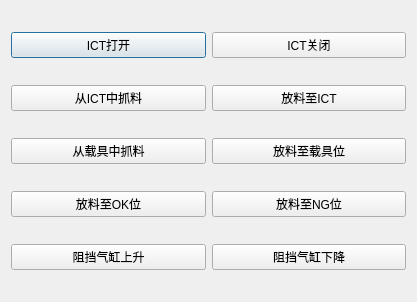
Before: the Qt Designer form debugdialog.ui in eveningwyn/ICT_UR10, drawn with Qt 5.
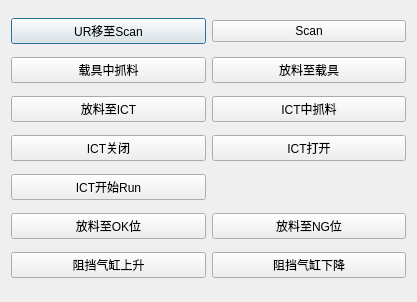
After: the same form once the commit is applied. Icons and pictures are not drawn.

```diff
--- a/debugdialog.ui
+++ b/debugdialog.ui
@@ -19,69 +19,90 @@
   </property>
   <layout class="QGridLayout" name="gridLayout">
    <item row="0" column="0">
-    <widget class="QPushButton" name="pushButton_ICTOpen">
+    <widget class="QPushButton" name="pushButton_moveToScan">
      <property name="text">
-      <string>ICT打开</string>
+      <string>UR移至Scan</string>
      </property>
     </widget>
    </item>
    <item row="0" column="1">
-    <widget class="QPushButton" name="pushButton_ICTClose">
+    <widget class="QPushButton" name="pushButton_Scan">
      <property name="text">
-      <string>ICT关闭</string>
+      <string>Scan</string>
      </property>
     </widget>
    </item>
    <item row="1" column="0">
-    <widget class="QPushButton" name="pushButton_pickUp_ICT">
+    <widget class="QPushButton" name="pushButton_pickUp_Carrier">
      <property name="text">
-      <string>从ICT中抓料</string>
+      <string>载具中抓料</string>
      </property>
     </widget>
    </item>
    <item row="1" column="1">
+    <widget class="QPushButton" name="pushButton_place_Carrier">
+     <property name="text">
+      <string>放料至载具</string>
+     </property>
+    </widget>
+   </item>
+   <item row="2" column="0">
     <widget class="QPushButton" name="pushButton_place_ICT">
      <property name="text">
       <string>放料至ICT</string>
      </property>
     </widget>
    </item>
-   <item row="2" column="0">
-    <widget class="QPushButton" name="pushButton_pickUp_Carrier">
-     <property name="text">
-      <string>从载具中抓料</string>
-     </property>
-    </widget>
-   </item>
    <item row="2" column="1">
-    <widget class="QPushButton" name="pushButton_place_Carrier">
+    <widget class="QPushButton" name="pushButton_pickUp_ICT">
      <property name="text">
-      <string>放料至载具位</string>
+      <string>ICT中抓料</string>
      </property>
     </widget>
    </item>
    <item row="3" column="0">
+    <widget class="QPushButton" name="pushButton_ICTClose">
+     <property name="text">
+      <string>ICT关闭</string>
+     </property>
+    </widget>
+   </item>
+   <item row="3" column="1">
+    <widget class="QPushButton" name="pushButton_ICTOpen">
+     <property name="text">
+      <string>ICT打开</string>
+     </property>
+    </widget>
+   </item>
+   <item row="4" column="0">
+    <widget class="QPushButton" name="pushButton_ICT_Run">
+     <property name="text">
+      <string>ICT开始Run</string>
+     </property>
+    </widget>
+   </item>
+   <item row="5" column="0">
     <widget class="QPushButton" name="pushButton_place_OK">
      <property name="text">
       <string>放料至OK位</string>
      </property>
     </widget>
    </item>
-   <item row="3" column="1">
+   <item row="5" column="1">
     <widget class="QPushButton" name="pushButton_place_NG">
      <property name="text">
       <string>放料至NG位</string>
      </property>
     </widget>
    </item>
-   <item row="4" column="0">
+   <item row="6" column="0">
     <widget class="QPushButton" name="pushButton_cylinder_up">
      <property name="text">
       <string>阻挡气缸上升</string>
      </property>
     </widget>
    </item>
-   <item row="4" column="1">
+   <item row="6" column="1">
     <widget class="QPushButton" name="pushButton_cylinder_down">
      <property name="text">
       <string>阻挡气缸下降</string>
```
